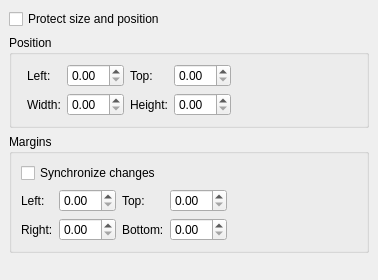
Before: the Qt Designer form kword/part/dialogs/KWFrameGeometry.ui in KDE/calligra, drawn with Qt 5.
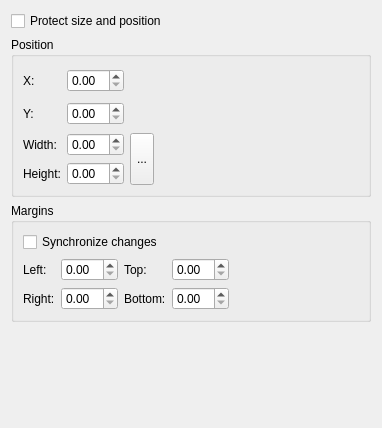
After: the same form once the commit is applied. Custom widgets are drawn as their Qt base class.

Commit message: Integrate the positionSelector with the frame-geometry tab so users can rezise from center or any other corner after selecting that position.

```diff
--- a/kword/part/dialogs/KWFrameGeometry.ui
+++ b/kword/part/dialogs/KWFrameGeometry.ui
@@ -6,28 +6,13 @@
     <x>0</x>
     <y>0</y>
     <width>378</width>
-    <height>280</height>
+    <height>428</height>
    </rect>
   </property>
   <property name="windowTitle" >
    <string/>
   </property>
   <layout class="QVBoxLayout" >
-   <property name="spacing" >
-    <number>6</number>
-   </property>
-   <property name="leftMargin" >
-    <number>9</number>
-   </property>
-   <property name="topMargin" >
-    <number>9</number>
-   </property>
-   <property name="rightMargin" >
-    <number>9</number>
-   </property>
-   <property name="bottomMargin" >
-    <number>9</number>
-   </property>
    <item>
     <widget class="QCheckBox" name="protectSize" >
      <property name="text" >
@@ -41,68 +26,95 @@
       <string>Position</string>
      </property>
      <layout class="QGridLayout" >
-      <property name="leftMargin" >
-       <number>9</number>
-      </property>
-      <property name="topMargin" >
-       <number>9</number>
-      </property>
-      <property name="rightMargin" >
-       <number>9</number>
-      </property>
-      <property name="bottomMargin" >
-       <number>9</number>
-      </property>
-      <property name="horizontalSpacing" >
-       <number>6</number>
-      </property>
-      <property name="verticalSpacing" >
-       <number>6</number>
-      </property>
-      <item rowspan="2" row="0" column="5" >
-       <spacer>
-        <property name="orientation" >
-         <enum>Qt::Horizontal</enum>
-        </property>
-        <property name="sizeHint" >
-         <size>
-          <width>40</width>
-          <height>20</height>
-         </size>
-        </property>
-       </spacer>
-      </item>
-      <item row="0" column="1" >
+      <item row="0" column="0" >
        <widget class="QLabel" name="label" >
         <property name="text" >
-         <string>Left:</string>
+         <string>X:</string>
         </property>
         <property name="buddy" >
          <cstring>m_frameLeft</cstring>
         </property>
        </widget>
       </item>
-      <item row="1" column="1" >
+      <item row="0" column="1" >
+       <widget class="KoUnitDoubleSpinBox" name="xPos" />
+      </item>
+      <item rowspan="2" row="0" column="2" colspan="2" >
+       <widget class="KWPositionSelector" native="1" name="positionSelector" >
+        <property name="sizePolicy" >
+         <sizepolicy vsizetype="Preferred" hsizetype="Expanding" >
+          <horstretch>0</horstretch>
+          <verstretch>0</verstretch>
+         </sizepolicy>
+        </property>
+       </widget>
+      </item>
+      <item rowspan="2" row="0" column="4" >
+       <spacer>
+        <property name="orientation" >
+         <enum>Qt::Horizontal</enum>
+        </property>
+        <property name="sizeHint" >
+         <size>
+          <width>131</width>
+          <height>61</height>
+         </size>
+        </property>
+       </spacer>
+      </item>
+      <item row="1" column="0" >
        <widget class="QLabel" name="label_3" >
         <property name="text" >
-         <string>Width:</string>
+         <string>Y:</string>
         </property>
         <property name="buddy" >
          <cstring>m_frameWidth</cstring>
         </property>
        </widget>
       </item>
-      <item row="0" column="3" >
+      <item row="1" column="1" >
+       <widget class="KoUnitDoubleSpinBox" name="yPos" />
+      </item>
+      <item row="2" column="0" >
        <widget class="QLabel" name="label_4" >
         <property name="text" >
-         <string>Top:</string>
+         <string>Width:</string>
         </property>
         <property name="buddy" >
          <cstring>m_frameTop</cstring>
         </property>
        </widget>
       </item>
-      <item row="1" column="3" >
+      <item row="2" column="1" >
+       <widget class="KoUnitDoubleSpinBox" name="width" />
+      </item>
+      <item rowspan="2" row="2" column="2" >
+       <widget class="QToolButton" name="keepAspect" >
+        <property name="sizePolicy" >
+         <sizepolicy vsizetype="Minimum" hsizetype="Maximum" >
+          <horstretch>0</horstretch>
+          <verstretch>0</verstretch>
+         </sizepolicy>
+        </property>
+        <property name="text" >
+         <string>...</string>
+        </property>
+       </widget>
+      </item>
+      <item rowspan="2" row="2" column="3" colspan="2" >
+       <spacer>
+        <property name="orientation" >
+         <enum>Qt::Horizontal</enum>
+        </property>
+        <property name="sizeHint" >
+         <size>
+          <width>161</width>
+          <height>41</height>
+         </size>
+        </property>
+       </spacer>
+      </item>
+      <item row="3" column="0" >
        <widget class="QLabel" name="label_5" >
         <property name="text" >
          <string>Height:</string>
@@ -112,21 +124,9 @@
         </property>
        </widget>
       </item>
-      <item row="0" column="2" >
-       <widget class="KoUnitDoubleSpinBox" name="left" />
-      </item>
-      <item row="0" column="4" >
-       <widget class="KoUnitDoubleSpinBox" name="top" />
-      </item>
-      <item row="1" column="2" >
-       <widget class="KoUnitDoubleSpinBox" name="width" />
-      </item>
-      <item row="1" column="4" >
+      <item row="3" column="1" >
        <widget class="KoUnitDoubleSpinBox" name="height" />
       </item>
-      <item rowspan="2" row="0" column="0" >
-       <widget class="KWPositionSelector" native="1" name="positionSelector" />
-      </item>
      </layout>
     </widget>
    </item>
@@ -136,24 +136,6 @@
       <string>Margins</string>
      </property>
      <layout class="QGridLayout" >
-      <property name="leftMargin" >
-       <number>9</number>
-      </property>
-      <property name="topMargin" >
-       <number>9</number>
-      </property>
-      <property name="rightMargin" >
-       <number>9</number>
-      </property>
-      <property name="bottomMargin" >
-       <number>9</number>
-      </property>
-      <property name="horizontalSpacing" >
-       <number>6</number>
-      </property>
-      <property name="verticalSpacing" >
-       <number>6</number>
-      </property>
       <item rowspan="2" row="1" column="4" >
        <spacer>
         <property name="orientation" >
```
Left out of the diff: 16 changed lines with no effect on the pictures. The commit also changes 4 other files.
